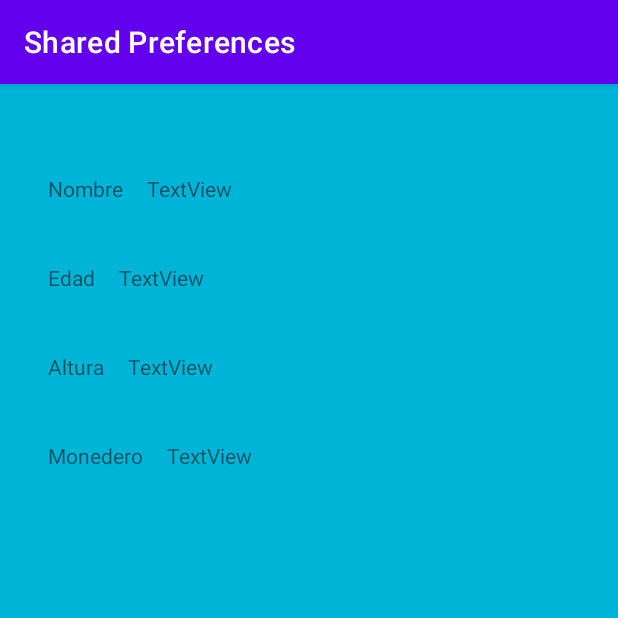
After one commit to DanielHF2403/18680_Applicaciones, an Android app: the MostrarPreferencias screen opened directly, with no data from a screen before it, on a phone screen of 412 x 824 dp, the top half of it. The commit adds this screen. Run offline under Robolectric (Android 15) with nearby library versions, the phone set to English and light mode, and no system bars.

Commit message:
Otro avance

```diff
--- a/Clase6Marzo/app/src/main/AndroidManifest.xml
+++ b/Clase6Marzo/app/src/main/AndroidManifest.xml
@@ -11,6 +11,9 @@
         android:supportsRtl="true"
         android:theme="@style/Theme.Clase6Marzo"
         tools:targetApi="31">
+        <activity
+            android:name=".MostrarPreferencias"
+            android:exported="false" />
         <activity
             android:name=".ListaGamesActivity"
             android:exported="false" />
--- a/Clase6Marzo/app/src/main/java/com/example/clase6marzo/MainActivity.kt
+++ b/Clase6Marzo/app/src/main/java/com/example/clase6marzo/MainActivity.kt
@@ -73,6 +73,9 @@ class MainActivity : AppCompatActivity() {
         if(TextUtils.isEmpty(nombre)){
             val miSharedPreferences = getSharedPreferences("PERSISTENCIA", MODE_PRIVATE)
             nombre = miSharedPreferences.getString(NOMBRE_KEY, "").toString()
+            edad = miSharedPreferences.getInt(EDAD_KEY, 0)
+            altura = miSharedPreferences.getFloat(NOMBRE_KEY, 0.0f)
+            monedero = miSharedPreferences.getFloat(NOMBRE_KEY, 0.0f)
 
         }
 
--- /dev/null
+++ b/Clase6Marzo/app/src/main/java/com/example/clase6marzo/MostrarPreferencias.kt
@@ -0,0 +1,19 @@
+package com.example.clase6marzo
+
+import androidx.appcompat.app.AppCompatActivity
+import android.os.Bundle
+import android.widget.TextView
+
+class MostrarPreferencias : AppCompatActivity() {
+    override fun onCreate(savedInstanceState: Bundle?) {
+        super.onCreate(savedInstanceState)
+        setContentView(R.layout.activity_mostrar_preferencias)
+        var tvnombre = findViewById<TextView>(R.id.tvNombre)
+        var tvedad = findViewById<TextView>(R.id.tvEdad)
+        var tvaltura = findViewById<TextView>(R.id.tvAltura)
+        var tvmonedero = findViewById<TextView>(R.id.tvMonedero)
+        val miSharedPreferences = getSharedPreferences("PERSISTENCIA", MODE_PRIVATE)
+
+
+    }
+}
--- a/Clase6Marzo/app/src/main/java/com/example/clase6marzo/adapters/VideojuegoAdapter.kt
+++ b/Clase6Marzo/app/src/main/java/com/example/clase6marzo/adapters/VideojuegoAdapter.kt
@@ -7,6 +7,7 @@ import android.view.ViewGroup
 import android.widget.Button
 import android.widget.ImageView
 import android.widget.TextView
+import android.widget.Toast
 import androidx.recyclerview.widget.RecyclerView
 import com.example.clase6marzo.R
 import com.example.clase6marzo.models.Videojuego
@@ -38,6 +39,9 @@ class VideojuegoAdapter(videojuego: ArrayList<Videojuego>, contexto: Context)
             if (adapterPosition >= 0){
                 val videojuego: Videojuego = inner_videojuegos.get(adapterPosition)
                 videojuego.nombre
+
+                //logica con el dato
+                Toast.makeText(inner_context, "Hola", Toast.LENGTH_SHORT).show()
             }
         }
     }
--- a/Clase6Marzo/app/src/main/res/layout/activity_lista_games.xml
+++ b/Clase6Marzo/app/src/main/res/layout/activity_lista_games.xml
@@ -1,5 +1,5 @@
 <?xml version="1.0" encoding="utf-8"?>
-<RelativeLayout xmlns:android="http://schemas.android.com/apk/res/android"
+<FrameLayout xmlns:android="http://schemas.android.com/apk/res/android"
     xmlns:app="http://schemas.android.com/apk/res-auto"
     xmlns:tools="http://schemas.android.com/tools"
     android:layout_width="match_parent"
@@ -12,7 +12,9 @@
         android:layout_width="wrap_content"
         android:layout_height="wrap_content"
         android:layout_gravity="end|bottom"
-        android:src="@drawable/border"
+        android:src="@drawable/preferencias"
+        android:layout_marginBottom="32dp"
+        android:layout_marginRight="32dp"
         android:contentDescription="Preferencias" />
 
     <androidx.recyclerview.widget.RecyclerView
@@ -26,4 +28,4 @@
 
 
 
-</RelativeLayout>
+</FrameLayout>
--- a/Clase6Marzo/app/src/main/res/layout/activity_main.xml
+++ b/Clase6Marzo/app/src/main/res/layout/activity_main.xml
@@ -4,7 +4,7 @@
     xmlns:tools="http://schemas.android.com/tools"
     android:layout_width="match_parent"
     android:layout_height="match_parent"
-    android:background="#00b4d8"
+    android:background="@color/background"
     tools:context=".MainActivity">
 
     <TextView
--- /dev/null
+++ b/Clase6Marzo/app/src/main/res/layout/activity_mostrar_preferencias.xml
@@ -0,0 +1,89 @@
+<?xml version="1.0" encoding="utf-8"?>
+<androidx.constraintlayout.widget.ConstraintLayout xmlns:android="http://schemas.android.com/apk/res/android"
+    xmlns:app="http://schemas.android.com/apk/res-auto"
+    xmlns:tools="http://schemas.android.com/tools"
+    android:layout_width="match_parent"
+    android:layout_height="match_parent"
+    android:background="@color/background"
+    tools:context=".MostrarPreferencias">
+
+    <TextView
+        android:id="@+id/textView"
+        android:layout_width="wrap_content"
+        android:layout_height="wrap_content"
+        android:layout_marginStart="32dp"
+        android:layout_marginTop="60dp"
+        android:text="Nombre"
+        app:layout_constraintStart_toStartOf="parent"
+        app:layout_constraintTop_toTopOf="parent" />
+
+    <TextView
+        android:id="@+id/textView3"
+        android:layout_width="wrap_content"
+        android:layout_height="wrap_content"
+        android:layout_marginStart="32dp"
+        android:layout_marginTop="40dp"
+        android:text="Edad"
+        app:layout_constraintStart_toStartOf="parent"
+        app:layout_constraintTop_toBottomOf="@+id/textView" />
+
+    <TextView
+        android:id="@+id/textView4"
+        android:layout_width="wrap_content"
+        android:layout_height="wrap_content"
+        android:layout_marginStart="32dp"
+        android:layout_marginTop="40dp"
+        android:text="Altura"
+        app:layout_constraintStart_toStartOf="parent"
+        app:layout_constraintTop_toBottomOf="@+id/textView3" />
+
+    <TextView
+        android:id="@+id/tvNombre"
+        android:layout_width="wrap_content"
+        android:layout_height="wrap_content"
+        android:layout_marginStart="16dp"
+        android:layout_marginTop="60dp"
+        android:text="TextView"
+        app:layout_constraintStart_toEndOf="@+id/textView"
+        app:layout_constraintTop_toTopOf="parent" />
+
+    <TextView
+        android:id="@+id/tvEdad"
+        android:layout_width="wrap_content"
+        android:layout_height="wrap_content"
+        android:layout_marginStart="16dp"
+        android:layout_marginTop="40dp"
+        android:text="TextView"
+        app:layout_constraintStart_toEndOf="@+id/textView3"
+        app:layout_constraintTop_toBottomOf="@+id/tvNombre" />
+
+    <TextView
+        android:id="@+id/tvAltura"
+        android:layout_width="wrap_content"
+        android:layout_height="wrap_content"
+        android:layout_marginStart="16dp"
+        android:layout_marginTop="40dp"
+        android:text="TextView"
+        app:layout_constraintStart_toEndOf="@+id/textView4"
+        app:layout_constraintTop_toBottomOf="@+id/tvEdad" />
+
+    <TextView
+        android:id="@+id/textView6"
+        android:layout_width="wrap_content"
+        android:layout_height="wrap_content"
+        android:layout_marginStart="32dp"
+        android:layout_marginTop="40dp"
+        android:text="Monedero"
+        app:layout_constraintStart_toStartOf="parent"
+        app:layout_constraintTop_toBottomOf="@+id/textView4" />
+
+    <TextView
+        android:id="@+id/tvMonedero"
+        android:layout_width="wrap_content"
+        android:layout_height="wrap_content"
+        android:layout_marginStart="16dp"
+        android:layout_marginTop="40dp"
+        android:text="TextView"
+        app:layout_constraintStart_toEndOf="@+id/textView6"
+        app:layout_constraintTop_toBottomOf="@+id/tvAltura" />
+</androidx.constraintlayout.widget.ConstraintLayout>
--- a/Clase6Marzo/app/src/main/res/layout/activity_segunda_vista.xml
+++ b/Clase6Marzo/app/src/main/res/layout/activity_segunda_vista.xml
@@ -4,7 +4,7 @@
     xmlns:tools="http://schemas.android.com/tools"
     android:layout_width="match_parent"
     android:layout_height="wrap_content"
-    android:background="#00b4d8"
+    android:background="@color/background"
     tools:context=".SegundaVista">
 
     <ImageView
--- a/Clase6Marzo/app/src/main/res/values/colors.xml
+++ b/Clase6Marzo/app/src/main/res/values/colors.xml
@@ -7,4 +7,5 @@
     <color name="teal_700">#FF018786</color>
     <color name="black">#FF000000</color>
     <color name="white">#FFFFFFFF</color>
+    <color name="background">#00b4d8</color>
 </resources>
```
Also changed, not shown: Clase6Marzo/app/src/main/res/drawable/preferencias.png (added).
